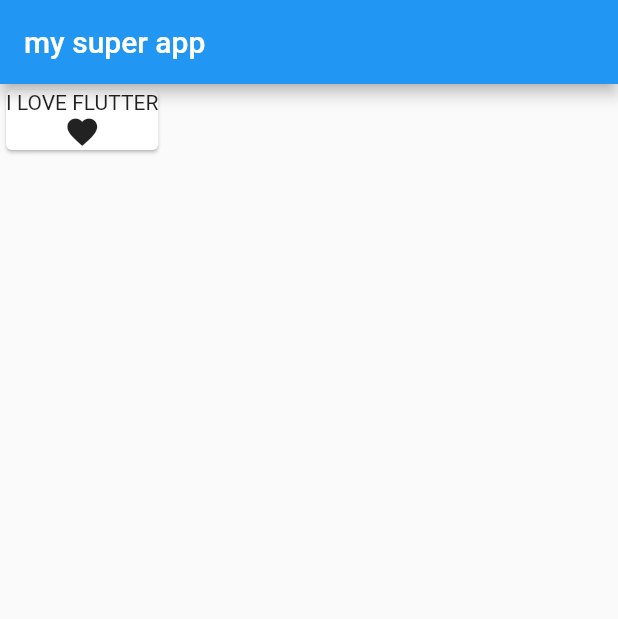
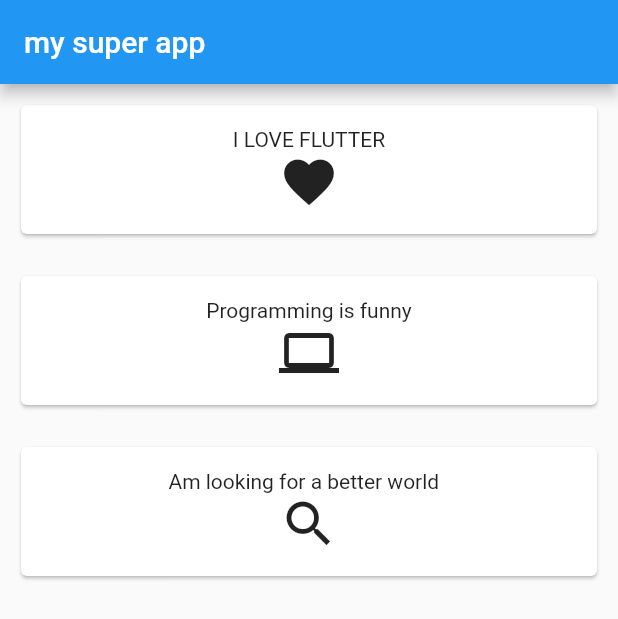
Before and after one commit to khalillakhdhar/statelessdemo, a Flutter app: the screen it shows after launch, on a phone screen of 412 x 824 dp. Shown: the top 619 px of the screen. Run offline on Flutter 3.47's test engine with Material 2 defaults, Android fonts, the light colour scheme and no system bars.

Commit message:
Update main.dart

```diff
--- a/stateless/lib/main.dart
+++ b/stateless/lib/main.dart
@@ -12,7 +12,9 @@
         title: new Text("my super app"),
       ),
       body: new Container(
+        padding: new EdgeInsets.all(10.0),
         child: new Column(
+          crossAxisAlignment: CrossAxisAlignment.stretch,
           children: <Widget>[
             /* new Text("hello"),
             new Text("good morning"),
@@ -20,7 +22,15 @@
             */
             new MyCard(
               title: new Text("I LOVE FLUTTER"),
-              icon: new Icon(Icons.favorite),
+              icon: new Icon(Icons.favorite, size: 40),
+            ),
+            new MyCard(
+              title: new Text("Programming is funny"),
+              icon: new Icon(Icons.computer, size: 40),
+            ),
+            new MyCard(
+              title: new Text("Am looking for a better world  "),
+              icon: new Icon(Icons.search, size: 40),
             )
           ],
         ),
@@ -36,8 +46,10 @@
   @override
   Widget build(BuildContext context) {
     return new Container(
+      padding: new EdgeInsets.only(bottom: 20.0),
       child: new Card(
         child: new Container(
+          padding: EdgeInsets.all(15.0),
           child: new Column(
             children: <Widget>[this.title, this.icon],
           ),
```
